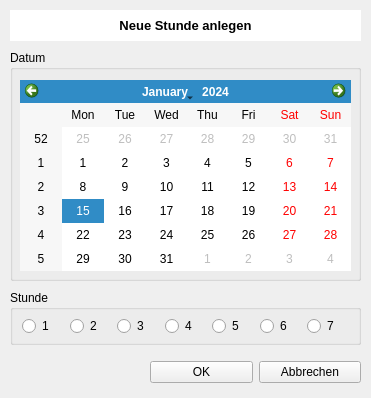
First picture: the form in NeueStunde.ui, repository pyphil/Kursbuch, before the edit.
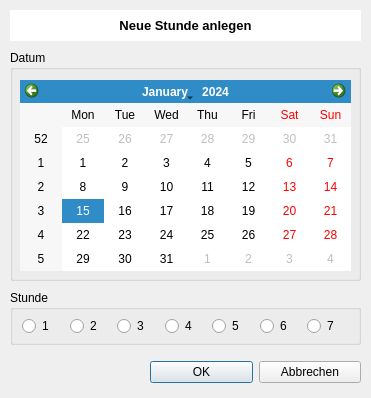
Second picture: the form after the edit. Icons and pictures are not drawn.

Commit message: Neue Stunde default button

Diff of the .ui file:
```diff
--- a/NeueStunde.ui
+++ b/NeueStunde.ui
@@ -119,6 +119,9 @@
       <property name="text">
        <string>OK</string>
       </property>
+      <property name="default">
+       <bool>true</bool>
+      </property>
      </widget>
     </item>
     <item row="0" column="1">
```
The commit also changes 1 other file.
